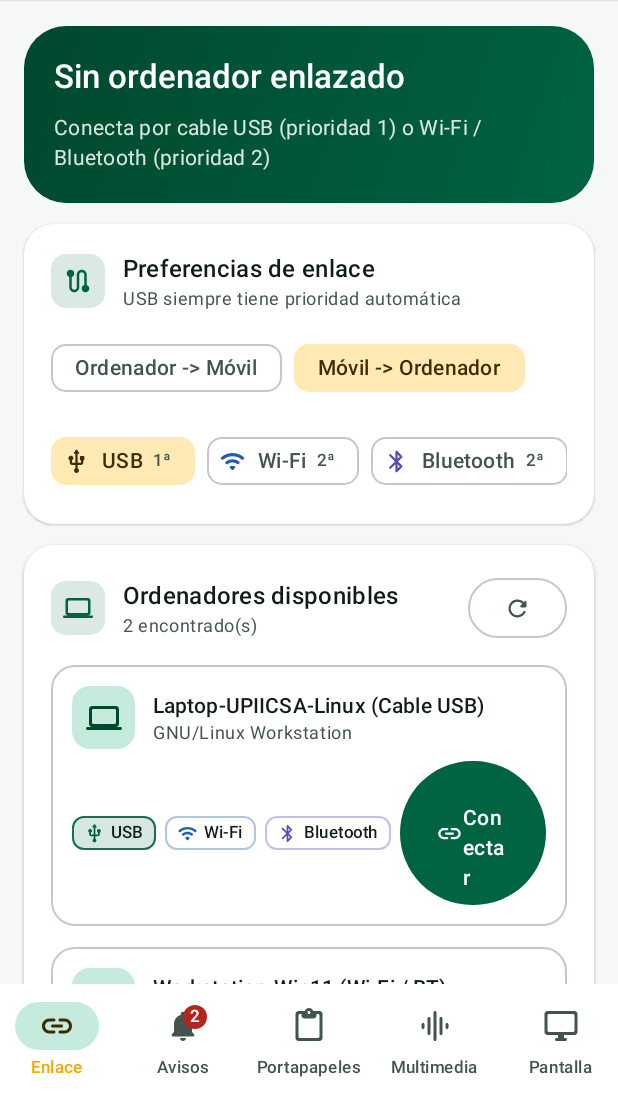
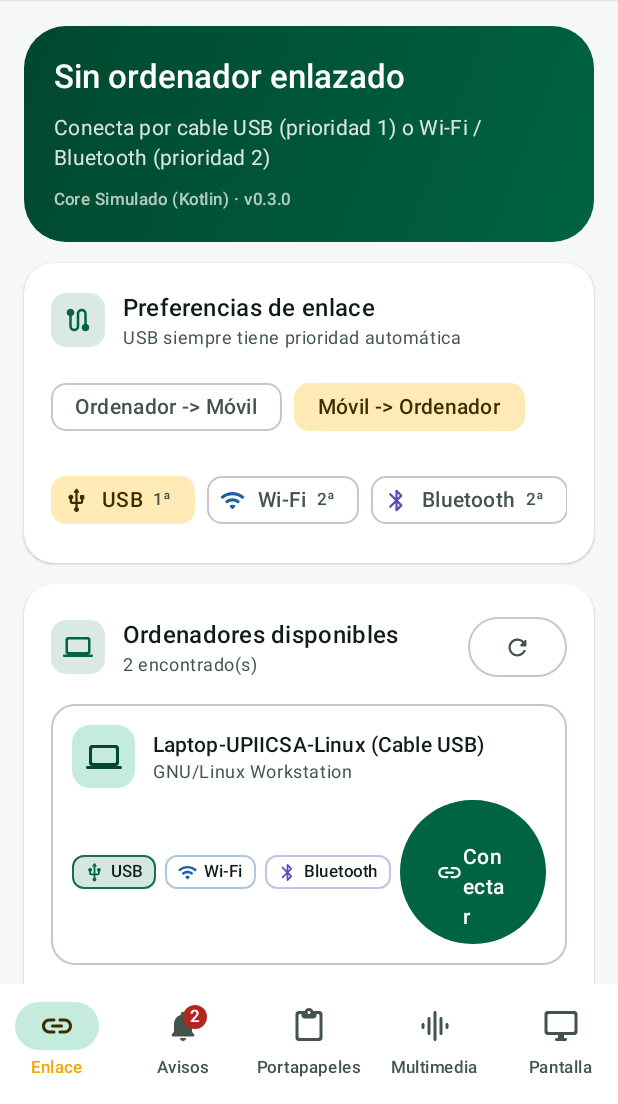
Before and after one commit to Vidruck/UPIICSA-Connect, an Android app built with Jetpack Compose: the screen it shows after launch (MainActivity), on a phone screen of 412 x 824 dp, the part 132-1236 px from its top. Run offline under Robolectric (Android 15) with nearby library versions, the phone set to English and light mode, and no system bars.

Commit message:
feat(android): cargar el core nativo vía JNI y firmar el APK de liberación
- JniRustCoreBridge (capa Model) implementa RustCoreBridgeContract sobre
  libupiicsa_core_rs.so; AndroidNativeCoreLoader recurre a la simulación
  Kotlin si el APK no incluye el binario.
- La fábrica del ViewModel inyecta el core cargado; la pestaña Enlace
  muestra si el motor es nativo o simulado y su versión.
- Tarea buildRustAndroidCore (cargo ndk para arm64-v8a, armeabi-v7a, x86 y
  x86_64) activada con -Pupiicsa.buildRustCore=true.
- Firma de liberación por variables de entorno UPIICSA_* y versión
  0.1.0-alpha.

```diff
--- a/androidApp/src/main/kotlin/mx/ipn/upiicsa/connect/android/model/AndroidDeviceRepository.kt
+++ b/androidApp/src/main/kotlin/mx/ipn/upiicsa/connect/android/model/AndroidDeviceRepository.kt
@@ -25,6 +25,14 @@ class AndroidDeviceRepository(
     private var activeTransport: TransportType? = null
     private var localClipboardBuffer: String = ""
     private var sequenceId: Long = 1L
+
+    /**
+     * Describe el motor del core en uso (nativo JNI o simulación Kotlin) junto con su versión.
+     */
+    fun coreEngineLabel(): String {
+        val engine = if (rustCore.isNativeBacked) "Nativo (JNI)" else "Simulado (Kotlin)"
+        return "Core $engine · v${rustCore.coreVersion()}"
+    }
 
     /**
      * Explora equipos de escritorio Windows o GNU/Linux disponibles dando prioridad a cable USB sobre Wi-Fi y Bluetooth.
--- a/androidApp/src/main/kotlin/mx/ipn/upiicsa/connect/android/ui/AndroidTabScreens.kt
+++ b/androidApp/src/main/kotlin/mx/ipn/upiicsa/connect/android/ui/AndroidTabScreens.kt
@@ -135,6 +135,11 @@ fun EnlaceTab(
                         ?: "Conecta por cable USB (prioridad 1) o Wi-Fi / Bluetooth (prioridad 2)",
                     style = MaterialTheme.typography.bodyMedium,
                     color = Color.White.copy(alpha = 0.85f)
+                )
+                Text(
+                    text = uiState.coreEngineLabel,
+                    style = MaterialTheme.typography.labelSmall,
+                    color = Color.White.copy(alpha = 0.7f)
                 )
                 if (uiState.pairingPin != null) {
                     Surface(shape = MaterialTheme.shapes.large, color = MaterialTheme.colorScheme.surface) {
--- a/androidApp/src/main/kotlin/mx/ipn/upiicsa/connect/android/viewmodel/AndroidConnectionViewModel.kt
+++ b/androidApp/src/main/kotlin/mx/ipn/upiicsa/connect/android/viewmodel/AndroidConnectionViewModel.kt
@@ -15,6 +15,7 @@ import mx.ipn.upiicsa.connect.android.model.AndroidDeviceRepository
 import mx.ipn.upiicsa.connect.android.model.AndroidMediaStreamRepository
 import mx.ipn.upiicsa.connect.android.model.AndroidNotificationBridgeRepository
 import mx.ipn.upiicsa.connect.android.model.AndroidPairingRepository
+import mx.ipn.upiicsa.connect.android.model.nativecore.AndroidNativeCoreLoader
 import mx.ipn.upiicsa.connect.shared.model.ActivityCategory
 import mx.ipn.upiicsa.connect.shared.model.ActivityLogEntry
 import mx.ipn.upiicsa.connect.shared.model.ClipboardHistoryEntry
@@ -27,7 +28,6 @@ import mx.ipn.upiicsa.connect.shared.model.PhoneNotificationItem
 import mx.ipn.upiicsa.connect.shared.model.RemoteDeviceDescriptor
 import mx.ipn.upiicsa.connect.shared.model.ThemePreference
 import mx.ipn.upiicsa.connect.shared.model.TransportType
-import mx.ipn.upiicsa.connect.shared.protocol.DummyRustCoreBridge
 
 /**
  * Pestañas de navegación de la app móvil (independientes de iconos o recursos de UI).
@@ -63,6 +63,7 @@ data class AndroidConnectionUiState(
     val microphoneLevel: Float = 0f,
     val frameTick: Long = 0L,
     val activityLog: List<ActivityLogEntry> = emptyList(),
+    val coreEngineLabel: String = "",
     val statusMessage: String = "Listo para enlazar con ordenador Windows o GNU/Linux"
 ) {
     /**
@@ -83,7 +84,7 @@ class AndroidConnectionViewModel(
     private val clock: () -> Long = System::currentTimeMillis
 ) : ViewModel() {
 
-    private val _uiState = MutableStateFlow(AndroidConnectionUiState())
+    private val _uiState = MutableStateFlow(AndroidConnectionUiState(coreEngineLabel = deviceRepository.coreEngineLabel()))
     val uiState: StateFlow<AndroidConnectionUiState> = _uiState.asStateFlow()
 
     private var sessionJobs: List<Job> = emptyList()
@@ -408,8 +409,7 @@ class AndroidConnectionViewModel(
          * Construye una instancia por defecto del ViewModel inyectando los repositorios de la capa Model.
          */
         fun createDefault(): AndroidConnectionViewModel {
-            // [DECISIÓN TÉCNICA]: Se emplea DummyRustCoreBridge en la fábrica por defecto hasta integrar la librería .so Android NDK.
-            val rustCore = DummyRustCoreBridge()
+            val rustCore = AndroidNativeCoreLoader.loadOrDummy()
             return AndroidConnectionViewModel(
                 deviceRepository = AndroidDeviceRepository(rustCore),
                 notificationRepository = AndroidNotificationBridgeRepository(),
```
Also changed, not shown: androidApp/build.gradle.kts (+47 -1 lines), androidApp/src/main/kotlin/mx/ipn/upiicsa/connect/android/model/nativecore/JniRustCoreBridge.kt (added, +132 -0 lines).
